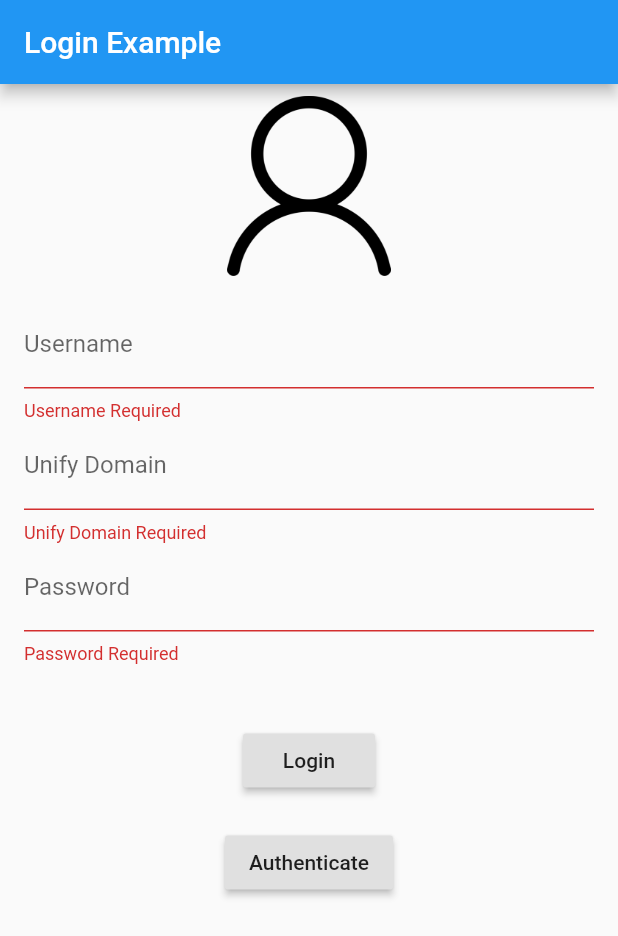
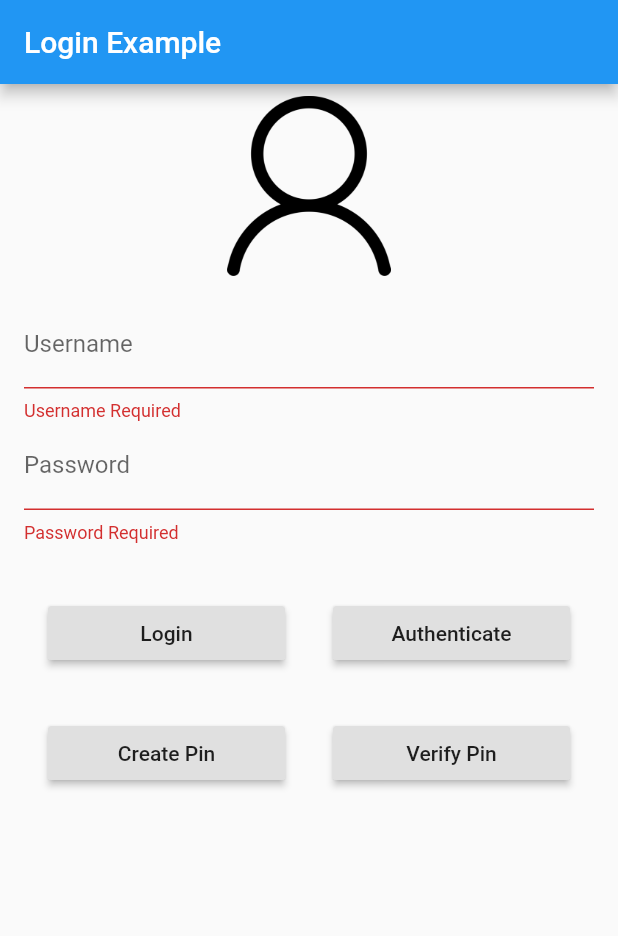
Before and after one commit to rodydavis/flutter_login, a Flutter app: the screen it shows after launch, after a tap on "Login", on a phone screen of 412 x 824 dp. Shown: the top 936 px of the screen. Run offline on Flutter 3.47's test engine with Material 2 defaults, Android fonts, the phone set to English and light mode, and no system bars; our stand-ins replace local_auth.

Commit message:
Updated Buttons and Form Validation

```diff
--- a/lib/main.dart
+++ b/lib/main.dart
@@ -22,7 +22,6 @@ class LoginPageState extends State<LoginPage> {
   final _scaffoldKey = new GlobalKey<ScaffoldState>();
 
   String _username;
-  String _companycode;
   String _password;
 
   Future<Null> _submit() async {
@@ -37,13 +36,20 @@ class LoginPageState extends State<LoginPage> {
     }
   }
 
-  void _performLogin() {
+  void _performLogin() async {
     // This is just a demo, so no actual login here.
-    tryLogin(_username, _password);
     final snackbar = new SnackBar(
-      content: new Text('username: $_username, password: $_password'),
+      duration: new Duration(seconds: 10),
+      content: new Row(
+        children: <Widget>[
+          new CircularProgressIndicator(),
+          new Text("  Signing-In...")
+        ],
+      ),
     );
     _scaffoldKey.currentState.showSnackBar(snackbar);
+    await tryLogin(_username, _password);
+    _scaffoldKey.currentState.hideCurrentSnackBar();
   }
 
   Future<bool> _loginRequest(String username, String password) async {
@@ -141,18 +147,18 @@ class LoginPageState extends State<LoginPage> {
     }
   }
 
-  goToPinCode(bool create) async {
-    if (create) {
-      Navigator.push(
-        context,
-        new MaterialPageRoute(builder: (context) => new PinCodeCreate()),
-      );
-    } else {
+  goToVerifyPinCode() async {
     Navigator.push(
       context,
       new MaterialPageRoute(builder: (context) => new PinCodeVerify()),
     );
   }
+
+  goToCreatePinCode() async {
+    Navigator.push(
+      context,
+      new MaterialPageRoute(builder: (context) => new PinCodeCreate()),
+    );
   }
 
   @override
@@ -188,56 +194,61 @@ class LoginPageState extends State<LoginPage> {
                       obscureText: false,
                     ),
                     new TextFormField(
-                      decoration:
-                          new InputDecoration(labelText: 'Unify Domain'),
-                      validator: (val) =>
-                          val.length < 1 ? 'Unify Domain Required' : null,
-                      onSaved: (val) => _companycode = val,
-                      obscureText: false,
-                    ),
-                    new TextFormField(
                       decoration: new InputDecoration(labelText: 'Password'),
                       validator: (val) =>
                           val.length < 1 ? 'Password Required' : null,
                       onSaved: (val) => _password = val,
                       obscureText: true,
                     ),
-                    new Container(height: 40.0),
-                    new RaisedButton(
-                      onPressed: () {
-                        _scaffoldKey.currentState.showSnackBar(new SnackBar(
-                          duration: new Duration(seconds: 10),
-                          content: new Row(
+                    new Container(height: 20.0),
+                    new Column(
                       children: <Widget>[
-                              new CircularProgressIndicator(),
-                              new Text("  Signing-In...")
+                        new Row(
+                          children: <Widget>[
+                            new Expanded(
+                              child: new Padding(
+                                padding: const EdgeInsets.all(16.0),
+                                child: new RaisedButton(
+                                  onPressed: _submit,
+                                  child: new Text('Login'),
+                                ),
+                              ),
+                            ),
+                            new Expanded(
+                              child: new Padding(
+                                padding: const EdgeInsets.all(16.0),
+                                child: new RaisedButton(
+                                  onPressed: goToBiometrics,
+                                  child: new Text('Authenticate'),
+                                ),
+                              ),
+                            ),
                           ],
                         ),
-                        ));
-                        _submit().whenComplete(
-                          () => _scaffoldKey.currentState.hideCurrentSnackBar(),
-                        );
-                      },
-                      child: new Text('Login'),
+                        new Row(
+                          children: <Widget>[
+                            new Expanded(
+                              child: new Padding(
+                                padding: const EdgeInsets.all(16.0),
+                                child: new RaisedButton(
+                                  onPressed: goToCreatePinCode,
+                                  child: new Text('Create Pin'),
                                 ),
-                    new Container(height: 20.0),
-                    new RaisedButton(
-                      onPressed: () {
-                        _scaffoldKey.currentState.showSnackBar(new SnackBar(
-                          duration: new Duration(seconds: 10),
-                          content: new Row(
-                            children: <Widget>[
-                              new CircularProgressIndicator(),
-                              new Text("  Signing-In...")
+                              ),
+                            ),
+                            new Expanded(
+                              child: new Padding(
+                                padding: const EdgeInsets.all(16.0),
+                                child: new RaisedButton(
+                                  onPressed: goToVerifyPinCode,
+                                  child: new Text('Verify Pin'),
+                                ),
+                              ),
+                            ),
                           ],
-                          ),
-                        ));
-                        goToBiometrics().whenComplete(
-                          () => _scaffoldKey.currentState.hideCurrentSnackBar(),
-                        );
-                      },
-                      child: new Text('Authenticate'),
-                    ),
+                        )
+                      ],
+                    )
                   ],
                 ),
               ),
```
Lines whose indentation alone changed are shown as unchanged.
